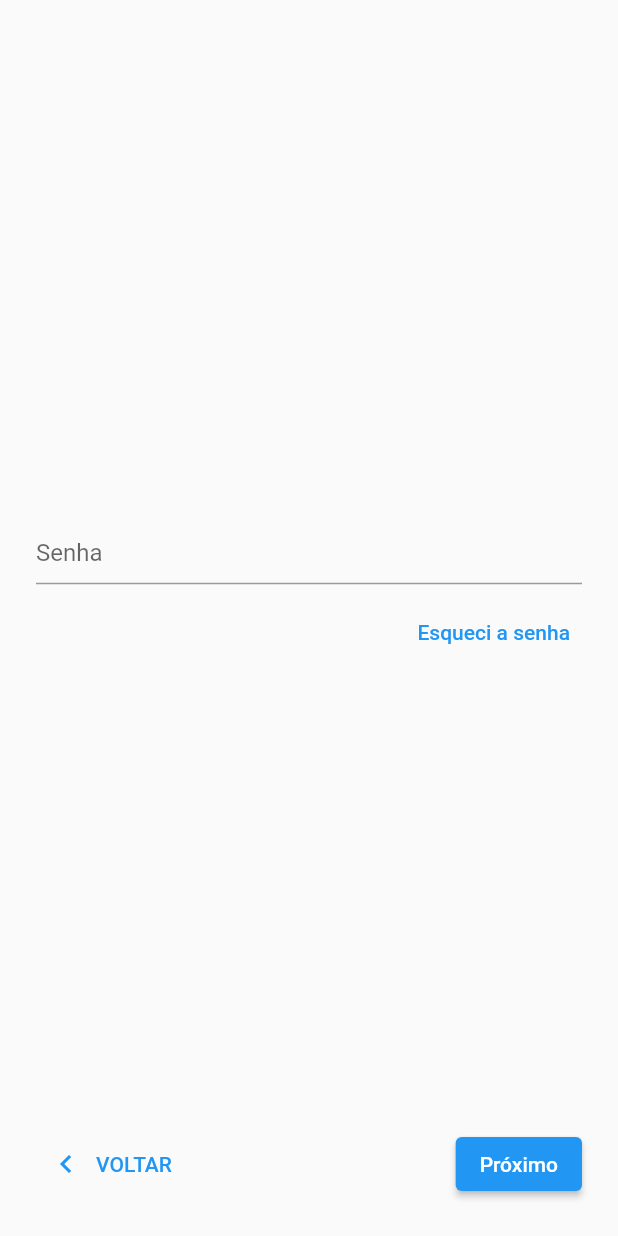
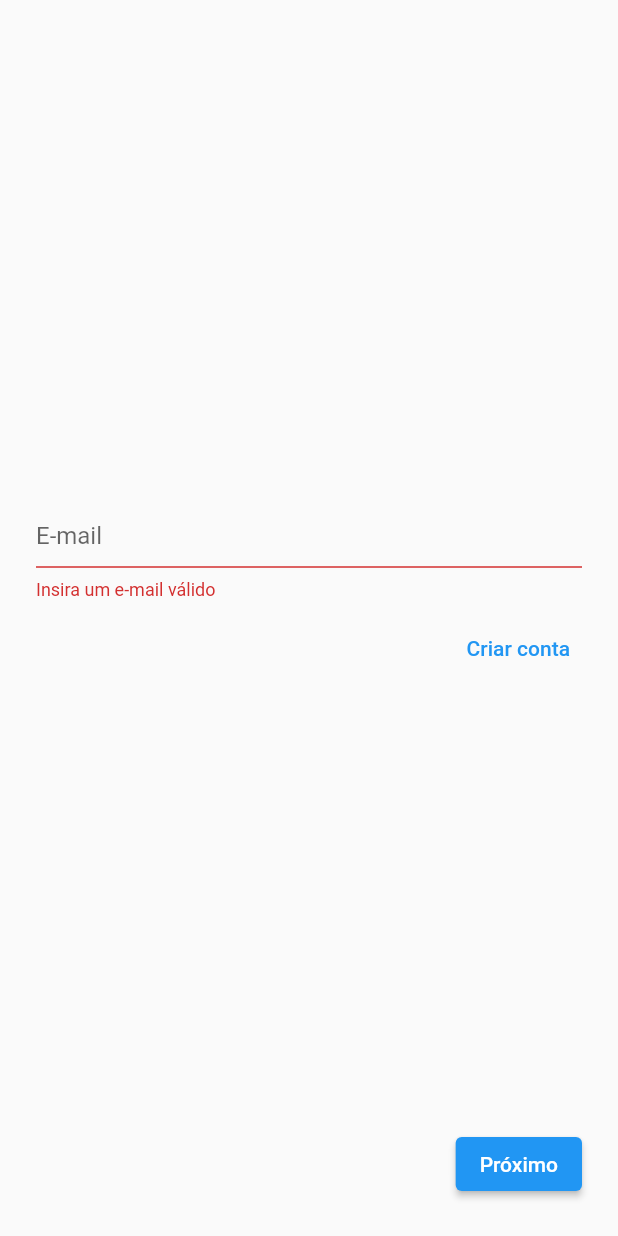
Before and after one commit to BrunoGiacoboPinto/firebase-lab, a Flutter app: the screen it shows after launch, after a tap on "Próximo", on a phone screen of 412 x 824 dp. Run offline on Flutter 3.47's test engine with Material 2 defaults, Android fonts, the phone set to English and light mode, and no system bars; our stand-ins replace email_validator, firebase_auth, firebase_core, freezed_annotation, get_it; accounts and stored records are empty.

Commit message:
Add user log in initial implementation

```diff
--- a/lib/authentication/models/onboard_state.dart
+++ b/lib/authentication/models/onboard_state.dart
@@ -15,5 +15,9 @@ class OnboardState with _$OnboardState {
 
   const factory OnboardState.loading() = OnboardStateLoading;
 
+  const factory OnboardState.success() = OnboardStateSuccess;
+
+  const factory OnboardState.error(String code) = OnboardStateError;
+
   factory OnboardState.fromJson(Map<String, Object?> json) => _$OnboardStateFromJson(json);
 }
--- a/lib/authentication/notifiers/onboard_notifier.dart
+++ b/lib/authentication/notifiers/onboard_notifier.dart
@@ -1,6 +1,26 @@
+import 'package:firebase_auth/firebase_auth.dart';
 import 'package:firebase_lab/authentication/models/onboard_state.dart';
 import 'package:flutter/foundation.dart';
 
 class OnboardNotifier extends ValueNotifier<OnboardState> {
-  OnboardNotifier() : super(const OnboardState());
+  OnboardNotifier({FirebaseAuth? authenticator})
+      : authenticator = authenticator ?? FirebaseAuth.instance,
+        super(const OnboardState());
+
+  final FirebaseAuth authenticator;
+
+  Future<void> logUserIn(String userId, String password) async {
+    try {
+      value = const OnboardState.loading();
+
+      final credentials = await authenticator.signInWithEmailAndPassword(email: userId, password: password);
+
+      if (credentials.user != null) {
+        value = const OnboardState.success();
+      }
+    } on FirebaseAuthException catch (error) {
+      value = OnboardState.error(error.code);
+      // log stuff here
+    }
+  }
 }
--- a/lib/authentication/ui/onboard.dart
+++ b/lib/authentication/ui/onboard.dart
@@ -1,10 +1,14 @@
 import 'package:animations/animations.dart';
+import 'package:email_validator/email_validator.dart';
+import 'package:firebase_auth/firebase_auth.dart';
 import 'package:firebase_lab/authentication/models/onboard_state.dart';
 import 'package:firebase_lab/authentication/notifiers/onboard_notifier.dart';
 import 'package:firebase_lab/authentication/ui/create_account.dart';
 import 'package:firebase_lab/authentication/ui/forget_password.dart';
 import 'package:firebase_lab/di/injection.dart';
 import 'package:flutter/material.dart';
+
+import 'controls/input.dart';
 
 class OnboardPage extends StatefulWidget {
   const OnboardPage({Key? key}) : super(key: key);
@@ -30,6 +34,18 @@ class _OnboardPageState extends State<OnboardPage> {
         () {
           Navigator.of(context).popUntil(
             (route) => route.settings.name == OnboardPage.routeName,
+          );
+        },
+        success: () {
+          Navigator.of(context).pushReplacement(
+            MaterialPageRoute(
+              builder: (context) => Scaffold(
+                backgroundColor: Colors.amberAccent,
+                body: Center(
+                  child: Text(FirebaseAuth.instance.currentUser?.uid ?? 'Fail'),
+                ),
+              ),
+            ),
           );
         },
         forgetPassword: () {
@@ -58,6 +74,23 @@ class _OnboardPageState extends State<OnboardPage> {
     });
   }
 
+  final emailFormKey = GlobalKey<FormState>();
+  final passwordFormKey = GlobalKey<FormState>();
+
+  late final FormFieldInput emailInput = FormFieldInput.email(
+    validator: (String? email) {
+      bool isEmailValid = email != null && EmailValidator.validate(email.trim());
+      return isEmailValid ? null : 'Insira um e-mail válido';
+    },
+  );
+
+  late final FormFieldInput passwordInput = FormFieldInput.password(
+    validator: (String? password) {
+      bool isPasswordValid = password != null && password.isNotEmpty && password.length == 8;
+      return isPasswordValid ? null : 'A senha deve ter 8 caracteres';
+    },
+  );
+
   @override
   Widget build(BuildContext context) {
     return SafeArea(
@@ -75,16 +108,13 @@ class _OnboardPageState extends State<OnboardPage> {
                       child: state.whenOrNull(
                         () {
                           return Column(
+                            key: UniqueKey(),
                             mainAxisAlignment: MainAxisAlignment.center,
                             crossAxisAlignment: CrossAxisAlignment.end,
                             children: [
-                              TextField(
-                                textInputAction: TextInputAction.done,
-                                controller: TextEditingController(),
-                                decoration: const InputDecoration(
-                                  labelText: 'E-mail',
-                                  alignLabelWithHint: true,
-                                ),
+                              Form(
+                                key: emailFormKey,
+                                child: emailInput,
                               ),
                               const SizedBox(height: 8),
                               TextButton(
@@ -96,17 +126,13 @@ class _OnboardPageState extends State<OnboardPage> {
                         },
                         password: () {
                           return Column(
+                            key: UniqueKey(),
                             mainAxisAlignment: MainAxisAlignment.center,
                             crossAxisAlignment: CrossAxisAlignment.end,
                             children: [
-                              TextField(
-                                controller: TextEditingController(),
-                                textInputAction: TextInputAction.done,
-                                obscureText: true,
-                                decoration: const InputDecoration(
-                                  labelText: 'Senha',
-                                  alignLabelWithHint: true,
-                                ),
+                              Form(
+                                key: passwordFormKey,
+                                child: passwordInput,
                               ),
                               const SizedBox(height: 8),
                               TextButton(
@@ -116,6 +142,7 @@ class _OnboardPageState extends State<OnboardPage> {
                             ],
                           );
                         },
+                        loading: () => const Center(child: CircularProgressIndicator()),
                       ),
                       reverse: true,
                       duration: const Duration(milliseconds: 300),
@@ -132,18 +159,35 @@ class _OnboardPageState extends State<OnboardPage> {
                   Row(
                     mainAxisAlignment: MainAxisAlignment.spaceBetween,
                     children: [
-                      if (state is OnboardStatePassword)
+                      if (state is OnboardStatePassword) ...{
                         TextButton.icon(
                           onPressed: () => notifier.value = const OnboardState(),
                           label: const Text('VOLTAR'),
                           icon: const Icon(Icons.chevron_left),
-                        )
-                      else
+                        ),
+                        ElevatedButton(
+                          onPressed: () {
+                            final formState = passwordFormKey.currentState;
+
+                            if (formState != null && formState.validate()) {
+                              notifier.logUserIn(emailInput.text, passwordInput.text);
+                            }
+                          },
+                          child: const Text('Entrar'),
+                        ),
+                      } else ...{
                         const Spacer(),
-                      ElevatedButton(
-                        onPressed: () => notifier.value = const OnboardState.password(),
-                        child: const Text('Próximo'),
-                      ),
+                        ElevatedButton(
+                          onPressed: () {
+                            final formState = emailFormKey.currentState;
+
+                            if (formState != null && formState.validate()) {
+                              notifier.value = const OnboardState.password();
+                            }
+                          },
+                          child: const Text('Próximo'),
+                        ),
+                      }
                     ],
                   )
                 ],
```
Also changed, not shown: lib/authentication/models/onboard_state.freezed.dart, lib/authentication/models/onboard_state.g.dart.
